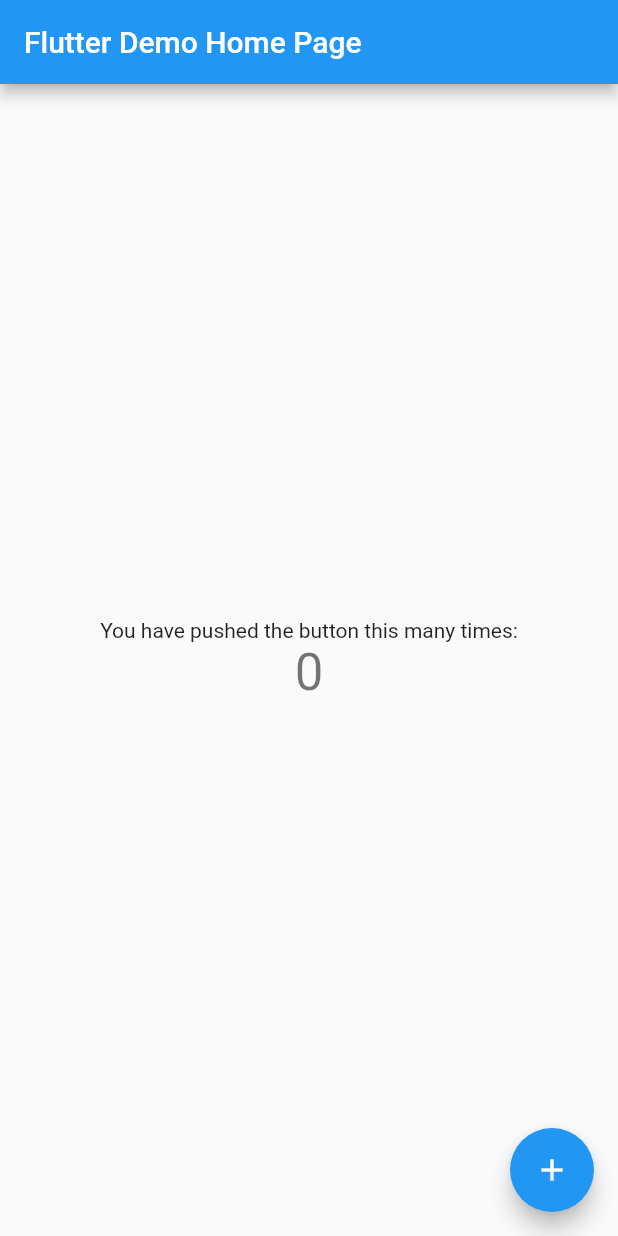
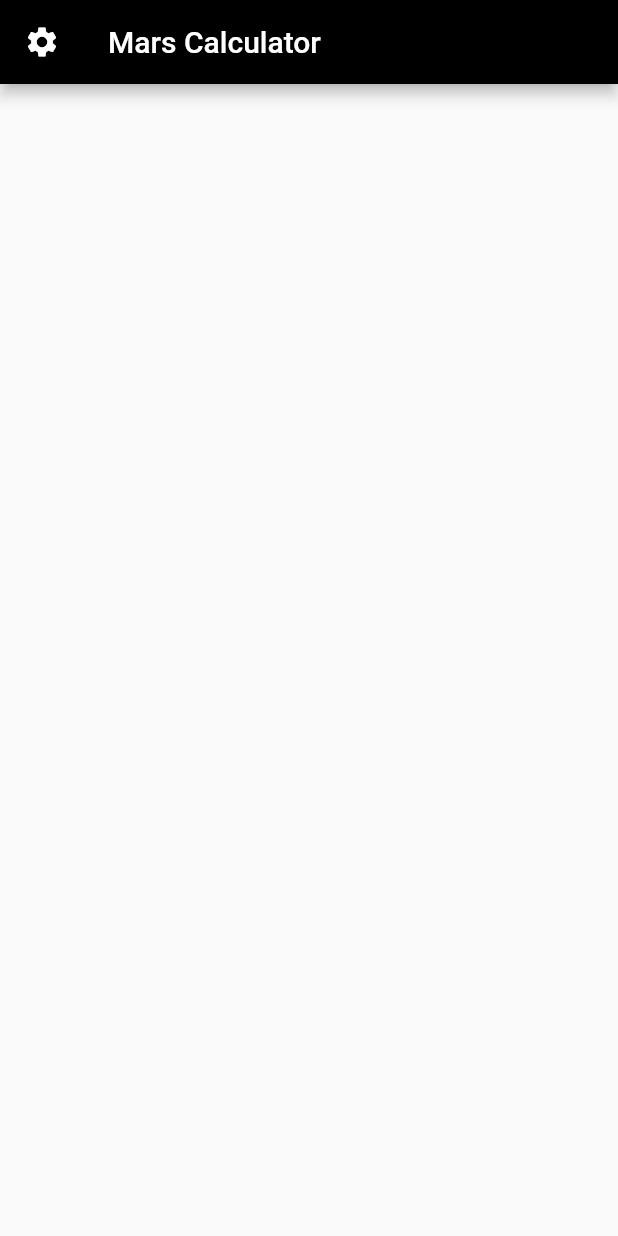
Before and after one commit to AlvinSetyaPranata/Mars-Calculator, a Flutter app: the screen it shows after launch, on a phone screen of 412 x 824 dp. Run offline on Flutter 3.47's test engine with Material 2 defaults, Android fonts, the phone set to English and light mode, and no system bars.

Commit message:
Created basic title bar

```diff
--- a/lib/main.dart
+++ b/lib/main.dart
@@ -1,115 +1,16 @@
 import 'package:flutter/material.dart';
 
-void main() {
-  runApp(const MyApp());
-}
-
-class MyApp extends StatelessWidget {
-  const MyApp({super.key});
-
-  // This widget is the root of your application.
-  @override
-  Widget build(BuildContext context) {
-    return MaterialApp(
-      title: 'Flutter Demo',
-      theme: ThemeData(
-        // This is the theme of your application.
-        //
-        // Try running your application with "flutter run". You'll see the
-        // application has a blue toolbar. Then, without quitting the app, try
-        // changing the primarySwatch below to Colors.green and then invoke
-        // "hot reload" (press "r" in the console where you ran "flutter run",
-        // or simply save your changes to "hot reload" in a Flutter IDE).
-        // Notice that the counter didn't reset back to zero; the application
-        // is not restarted.
-        primarySwatch: Colors.blue,
-      ),
-      home: const MyHomePage(title: 'Flutter Demo Home Page'),
-    );
-  }
-}
-
-class MyHomePage extends StatefulWidget {
-  const MyHomePage({super.key, required this.title});
-
-  // This widget is the home page of your application. It is stateful, meaning
-  // that it has a State object (defined below) that contains fields that affect
-  // how it looks.
-
-  // This class is the configuration for the state. It holds the values (in this
-  // case the title) provided by the parent (in this case the App widget) and
-  // used by the build method of the State. Fields in a Widget subclass are
-  // always marked "final".
-
-  final String title;
-
-  @override
-  State<MyHomePage> createState() => _MyHomePageState();
-}
-
-class _MyHomePageState extends State<MyHomePage> {
-  int _counter = 0;
-
-  void _incrementCounter() {
-    setState(() {
-      // This call to setState tells the Flutter framework that something has
-      // changed in this State, which causes it to rerun the build method below
-      // so that the display can reflect the updated values. If we changed
-      // _counter without calling setState(), then the build method would not be
-      // called again, and so nothing would appear to happen.
-      _counter++;
-    });
-  }
-
-  @override
-  Widget build(BuildContext context) {
-    // This method is rerun every time setState is called, for instance as done
-    // by the _incrementCounter method above.
-    //
-    // The Flutter framework has been optimized to make rerunning build methods
-    // fast, so that you can just rebuild anything that needs updating rather
-    // than having to individually change instances of widgets.
-    return Scaffold(
-      appBar: AppBar(
-        // Here we take the value from the MyHomePage object that was created by
-        // the App.build method, and use it to set our appbar title.
-        title: Text(widget.title),
-      ),
-      body: Center(
-        // Center is a layout widget. It takes a single child and positions it
-        // in the middle of the parent.
-        child: Column(
-          // Column is also a layout widget. It takes a list of children and
-          // arranges them vertically. By default, it sizes itself to fit its
-          // children horizontally, and tries to be as tall as its parent.
-          //
-          // Invoke "debug painting" (press "p" in the console, choose the
-          // "Toggle Debug Paint" action from the Flutter Inspector in Android
-          // Studio, or the "Toggle Debug Paint" command in Visual Studio Code)
-          // to see the wireframe for each widget.
-          //
-          // Column has various properties to control how it sizes itself and
-          // how it positions its children. Here we use mainAxisAlignment to
-          // center the children vertically; the main axis here is the vertical
-          // axis because Columns are vertical (the cross axis would be
-          // horizontal).
-          mainAxisAlignment: MainAxisAlignment.center,
-          children: <Widget>[
-            const Text(
-              'You have pushed the button this many times:',
-            ),
-            Text(
-              '$_counter',
-              style: Theme.of(context).textTheme.headline4,
-            ),
-          ],
+void main() => runApp(MaterialApp(
+      home: Scaffold(
+        appBar: AppBar(
+          title: Text(
+            'Mars Calculator',
+          ),
+          leading: IconButton(
+            icon: Icon(Icons.settings, color: Colors.white),
+            onPressed: () {},
+          ),
+          backgroundColor: Colors.black,
         ),
       ),
-      floatingActionButton: FloatingActionButton(
-        onPressed: _incrementCounter,
-        tooltip: 'Increment',
-        child: const Icon(Icons.add),
-      ), // This trailing comma makes auto-formatting nicer for build methods.
-    );
-  }
-}
+    ));
```
